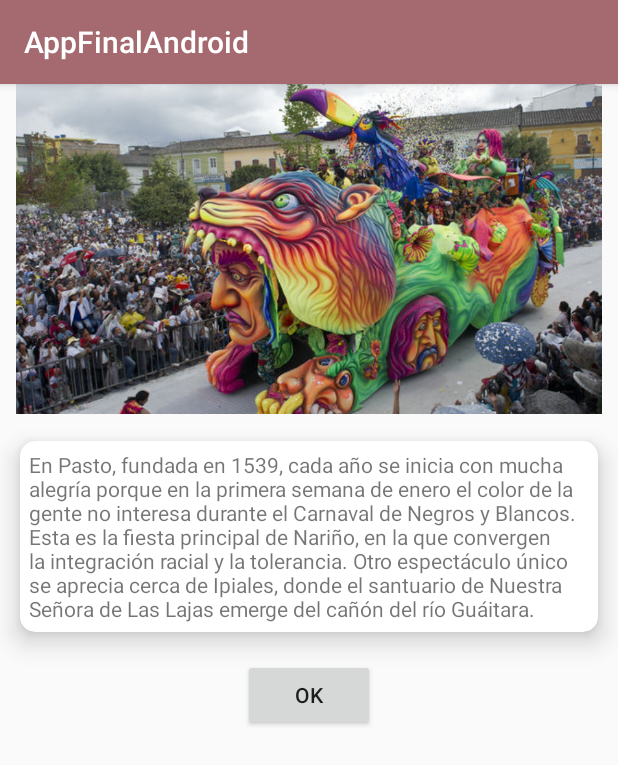
After one commit to juaburgos/AppFinalAndroid, an Android app: the fragment InformacionFragment shown on its own in the app's theme, on a phone screen of 412 x 824 dp. The commit adds this screen. Shown: the top 765 px of the screen. Run offline under Robolectric (Android 15) with nearby library versions, the phone set to English and light mode, and no system bars.

Commit message:
Proyecto final

```diff
--- a/app/src/main/AndroidManifest.xml
+++ b/app/src/main/AndroidManifest.xml
@@ -41,7 +41,10 @@
 
         <activity
             android:name=".MapsActivity"
-            android:label="@string/title_activity_maps"></activity>
+            android:label="@string/title_activity_maps" />
+        <activity
+            android:name=".HospitalesPastoMaps"
+            android:label="@string/title_activity_hospitales_pasto_maps"></activity>
     </application>
 
 </manifest>
--- /dev/null
+++ b/app/src/main/java/isa/appfinalandroid/InformacionFragment.java
@@ -0,0 +1,29 @@
+package isa.appfinalandroid;
+
+
+import android.os.Bundle;
+import android.support.v4.app.Fragment;
+import android.view.LayoutInflater;
+import android.view.View;
+import android.view.ViewGroup;
+
+
+/**
+ * A simple {@link Fragment} subclass.
+ */
+public class InformacionFragment extends Fragment {
+
+
+    public InformacionFragment() {
+        // Required empty public constructor
+    }
+
+
+    @Override
+    public View onCreateView(LayoutInflater inflater, ViewGroup container,
+                             Bundle savedInstanceState) {
+        // Inflate the layout for this fragment
+        return inflater.inflate(R.layout.fragment_informacion, container, false);
+    }
+
+}
--- /dev/null
+++ b/app/src/main/res/layout/fragment_informacion.xml
@@ -0,0 +1,53 @@
+<FrameLayout xmlns:android="http://schemas.android.com/apk/res/android"
+    xmlns:app="http://schemas.android.com/apk/res-auto"
+    xmlns:tools="http://schemas.android.com/tools"
+    android:layout_width="match_parent"
+    android:layout_height="match_parent"
+    xmlns:card_view="http://schemas.android.com/apk/res-auto"
+    tools:context="isa.appfinalandroid.InformacionFragment">
+
+    <!-- TODO: Update blank fragment layout -->
+    <ScrollView
+        android:layout_width="match_parent"
+        android:layout_height="match_parent">
+
+        <LinearLayout
+            android:layout_width="match_parent"
+            android:layout_height="wrap_content"
+            android:orientation="vertical">
+
+            <ImageView
+                android:id="@+id/imageView4"
+                android:layout_width="match_parent"
+                android:layout_height="220dp"
+                android:src="@drawable/carnaval" />
+
+            <android.support.v7.widget.CardView
+                android:layout_width="match_parent"
+                android:layout_height="match_parent"
+                card_view:cardCornerRadius="10dp"
+                card_view:cardElevation="10dp"
+                card_view:cardUseCompatPadding="true">
+
+                <TextView
+                    android:layout_width="wrap_content"
+                    android:layout_height="match_parent"
+                    android:layout_marginBottom="6dp"
+                    android:layout_marginEnd="6dp"
+                    android:layout_marginStart="6dp"
+                    android:layout_marginTop="6dp"
+                    android:text="@string/infopasto" />
+
+            </android.support.v7.widget.CardView>
+
+            <Button
+                android:id="@+id/close"
+                android:layout_width="wrap_content"
+                android:layout_height="wrap_content"
+                android:layout_gravity="center"
+                android:text="OK" />
+
+        </LinearLayout>
+    </ScrollView>
+
+</FrameLayout>
--- a/app/src/main/res/menu/activity_main_drawer.xml
+++ b/app/src/main/res/menu/activity_main_drawer.xml
@@ -31,7 +31,7 @@
             <item
                 android:id="@+id/nav_send"
                 android:icon="@drawable/ic_menu_send"
-                android:title="Send" />
+                android:title="Hospitales Pasto" />
         </menu>
     </item>
 
--- a/app/src/main/res/menu/main.xml
+++ b/app/src/main/res/menu/main.xml
@@ -6,4 +6,9 @@
         android:orderInCategory="100"
         android:title="@string/action_acercade"
         app:showAsAction="never" />
+    <item
+        android:id="@+id/action_info"
+        android:orderInCategory="100"
+        android:title="@string/action_info"
+        app:showAsAction="never" />
 </menu>
--- a/app/src/main/res/values/strings.xml
+++ b/app/src/main/res/values/strings.xml
@@ -9,12 +9,18 @@
 
     <string name="action_settings">Settings</string>
     <string name="action_acercade">Acerca de..</string>
+    <string name="action_info">Info</string>
     <string name="tvk1">Estudiante</string>
     <string name="t8">Ingeniera de sistemas</string>
     <!-- TODO: Remove or change this placeholder text -->
     <string name="hello_blank_fragment">Hello blank fragment</string>
     <string name="title_activity_maps">Map</string>
 
+
+    <string name="infopasto">En Pasto, fundada en 1539, cada año se inicia con mucha alegría porque en la primera semana
+        de enero el color de la gente no interesa durante el Carnaval de Negros y Blancos. Esta es la fiesta principal de Nariño,
+        en la que convergen la integración racial y la tolerancia. Otro espectáculo único se aprecia cerca de Ipiales, donde el santuario
+        de Nuestra Señora de Las Lajas emerge del cañón del río Guáitara.</string>
     <string name="argentina_full_snippet">
         La empresa Auto Pasto S A se encuentra ubicada en la localidad de PASTO, en el
         departamento de NARIÑO. El domicilio social de esta empresa es CARRERA 19 13 56 LAS AMERICAS SEGUNDO PISO, PASTO, NARIÑO.
@@ -55,4 +61,5 @@
         Es una empresa Legalmente Constituida, con 25 años de experiencia en el Transporte Público Individual.
         Trabajamos para brindarte el mejor servicio. Buscando siempre mejorar y renovarnos para seguir siendo: Tu taxi de confianza!
     </string>
+    <string name="title_activity_hospitales_pasto_maps">Map</string>
 </resources>
```
Also changed, not shown: app/src/main/java/isa/appfinalandroid/MainActivity.java (+15 -0 lines), app/src/main/res/layout/activity_hospitales_pasto_maps.xml (added, +8 -0 lines), app/src/main/res/drawable/carnaval.jpg (added).
